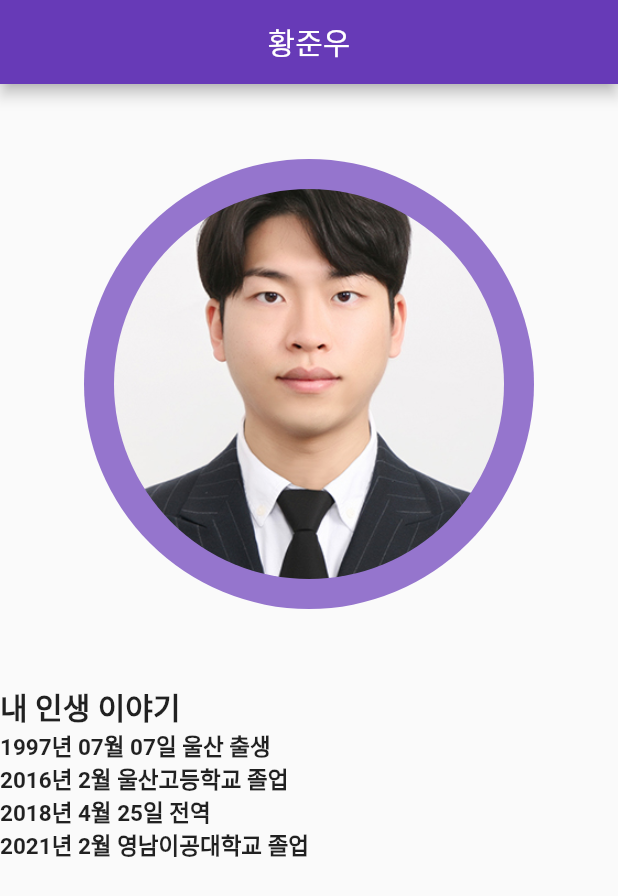
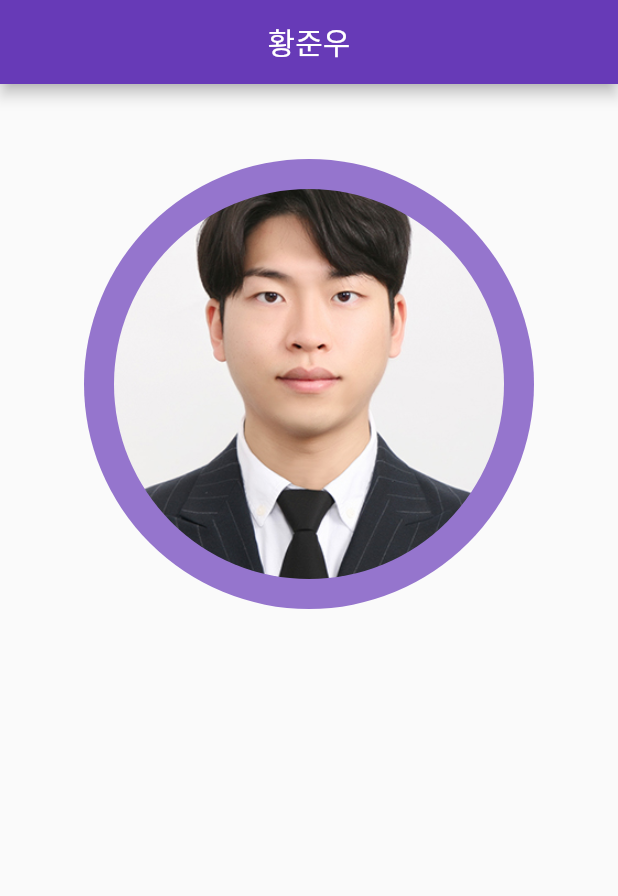
Before and after one commit to junwoo3226/Portfolio, a Flutter app: the screen it shows after launch, on a phone screen of 412 x 824 dp. Shown: the top 896 px of the screen. Run offline on Flutter 3.47's test engine with Material 2 defaults, Android fonts, the phone set to English and light mode, and no system bars; our stand-ins replace get.

Commit message:
Dart언어의 권장하는 snake_case형식으로 파일명 변경

```diff
--- a/junwoo_portfolio/lib/View/junwooTitle.dart
+++ /dev/null
@@ -1,95 +0,0 @@
-import 'package:flutter/material.dart';
-
-class JunwooTitle extends StatelessWidget {
-  const JunwooTitle({Key? key}) : super(key: key);
-
-  @override
-  Widget build(BuildContext context) {
-    return Scaffold(
-        appBar: AppBar(
-          title: const Text(
-            '황준우',
-          ),
-          centerTitle: true,
-        ),
-        body: Column(
-          crossAxisAlignment: CrossAxisAlignment.stretch,
-          mainAxisAlignment: MainAxisAlignment.start,
-          mainAxisSize: MainAxisSize.max,
-          children: [
-            // 원형 사진 중앙 젤위 배치
-            Center(
-              child: Container(
-                margin: const EdgeInsets.fromLTRB(0, 50.0, 0, 0),
-                padding: const EdgeInsets.all(20.0),
-                width: 300,
-                height: 300,
-                decoration: BoxDecoration(
-                  shape: BoxShape.circle,
-                  // shade100은 상수타입으로 될수가 없음
-                  // 그이유는 shade는 객체이기 때문임
-                  color: Colors.deepPurple.shade300,
-                ),
-                child: ClipOval(
-                  child: Center(
-                    child: Image.asset(
-                      'image/junwoo.jpg',
-                      width: 280,
-                      height: 280,
-                      fit: BoxFit.cover,
-                    ),
-                  ),
-                ),
-              ),
-            ),
-
-            // 연혁 내인생 이야기
-            Container(
-              margin: const EdgeInsets.fromLTRB(0, 50.0, 0, 0),
-              width: 300,
-              height: 300,
-              child: const Column(
-                  crossAxisAlignment: CrossAxisAlignment.start,
-                  mainAxisAlignment: MainAxisAlignment.start,
-                  children: [
-                    Text(
-                      '내 인생 이야기',
-                      style: TextStyle(
-                        fontSize: 20,
-                        fontWeight: FontWeight.bold,
-                      ),
-                    ),
-                    Text(
-                      '1997년 07월 07일 울산 출생',
-                      style: TextStyle(
-                        fontSize: 15,
-                        fontWeight: FontWeight.bold,
-                      ),
-                    ),
-                    Text(
-                      '2016년 2월 울산고등학교 졸업',
-                      style: TextStyle(
-                        fontSize: 15,
-                        fontWeight: FontWeight.bold,
-                      ),
-                    ),
-                    Text(
-                      '2018년 4월 25일 전역',
-                      style: TextStyle(
-                        fontSize: 15,
-                        fontWeight: FontWeight.bold,
-                      ),
-                    ),
-                    Text(
-                      '2021년 2월 영남이공대학교 졸업',
-                      style: TextStyle(
-                        fontSize: 15,
-                        fontWeight: FontWeight.bold,
-                      ),
-                    ),
-                  ]),
-            ),
-          ],
-        ));
-  }
-}
--- /dev/null
+++ b/junwoo_portfolio/lib/View/junwoo_title.dart
@@ -0,0 +1,48 @@
+import 'package:flutter/material.dart';
+
+class JunwooTitle extends StatelessWidget {
+  const JunwooTitle({super.key});
+
+  @override
+  Widget build(BuildContext context) {
+    return Scaffold(
+        appBar: AppBar(
+          title: const Text(
+            '황준우',
+          ),
+          centerTitle: true,
+        ),
+        body: Column(
+          crossAxisAlignment: CrossAxisAlignment.stretch,
+          mainAxisAlignment: MainAxisAlignment.start,
+          mainAxisSize: MainAxisSize.max,
+          children: [
+            // 원형 사진 중앙 젤위 배치
+            Center(
+              child: Container(
+                margin: const EdgeInsets.fromLTRB(0, 50.0, 0, 0),
+                padding: const EdgeInsets.all(20.0),
+                width: 300,
+                height: 300,
+                decoration: BoxDecoration(
+                  shape: BoxShape.circle,
+                  // shade100은 상수타입으로 될수가 없음
+                  // 그이유는 shade는 객체이기 때문임
+                  color: Colors.deepPurple.shade300,
+                ),
+                child: ClipOval(
+                  child: Center(
+                    child: Image.asset(
+                      'image/junwoo.jpg',
+                      width: 280,
+                      height: 280,
+                      fit: BoxFit.cover,
+                    ),
+                  ),
+                ),
+              ),
+            ),
+          ],
+        ));
+  }
+}
--- a/junwoo_portfolio/lib/main.dart
+++ b/junwoo_portfolio/lib/main.dart
@@ -1,12 +1,12 @@
 import 'package:flutter/material.dart';
-import 'View/junwooTitle.dart';
+import 'View/junwoo_title.dart';
 
 void main() {
   runApp(const JunWooMain());
 }
 
 class JunWooMain extends StatelessWidget {
-  const JunWooMain({Key? key}) : super(key: key);
+  const JunWooMain({super.key});
 
   @override
   Widget build(BuildContext context) {
```
